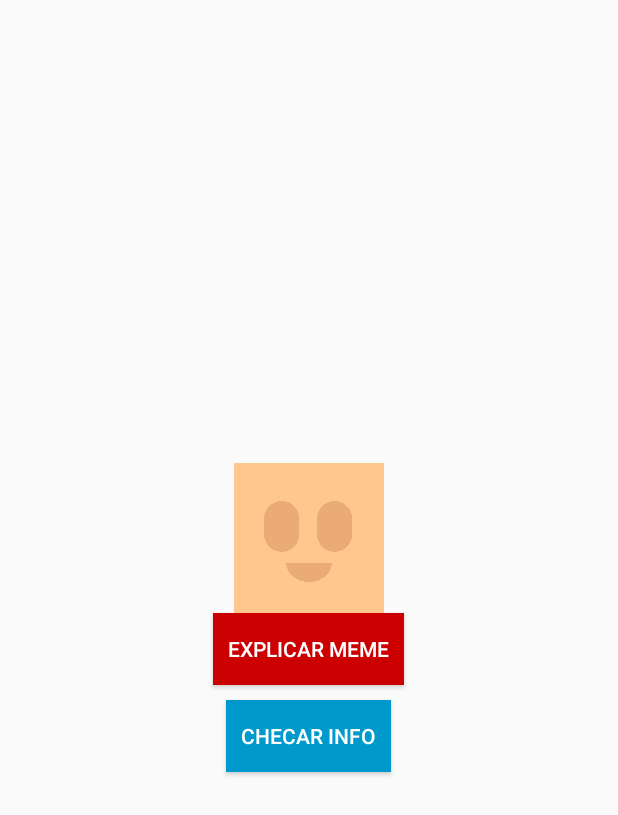
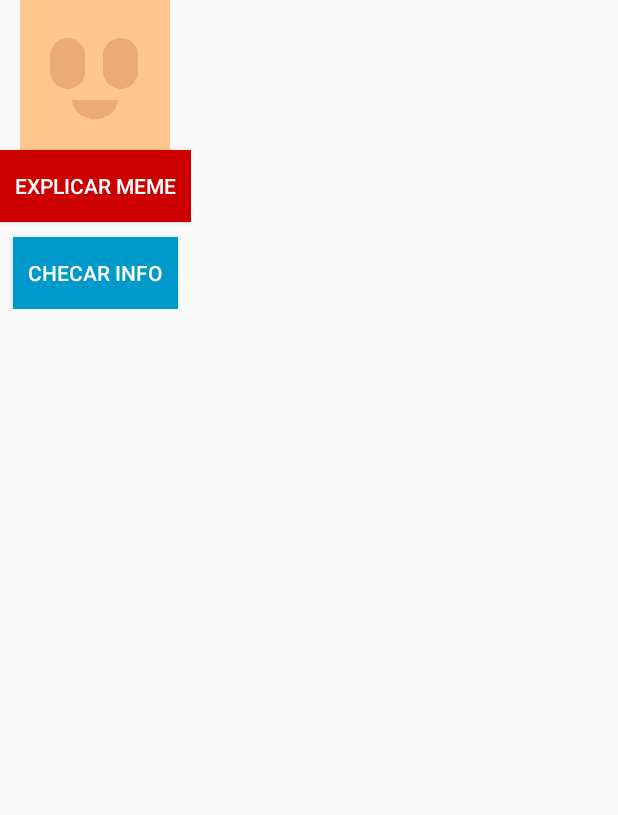
Before and after one commit to git-jr/AvvA, an Android app built with Jetpack Compose: the layout layout_floating_widget.xml on its own in the app's theme, with its tools: preview values and no code run, on a phone screen of 412 x 824 dp. Shown: the top 815 px of the screen. Run offline under Robolectric (Android 15) with nearby library versions, the phone set to English and light mode, and no system bars.

Commit message:
fix: move floating screen is back

```diff
--- a/app/src/main/res/layout/layout_floating_widget.xml
+++ b/app/src/main/res/layout/layout_floating_widget.xml
@@ -1,8 +1,8 @@
 <?xml version="1.0" encoding="utf-8"?>
 <LinearLayout xmlns:android="http://schemas.android.com/apk/res/android"
     android:id="@+id/layout_floating_widget"
-    android:layout_width="match_parent"
-    android:layout_height="match_parent"
+    android:layout_width="wrap_content"
+    android:layout_height="wrap_content"
     android:background="@android:color/transparent"
     android:gravity="center"
     android:orientation="vertical">
```
Also changed, not shown: app/src/main/java/com/paradoxo/avva/ui/launcherService/AssistantSessionService.kt (+5 -4 lines).
